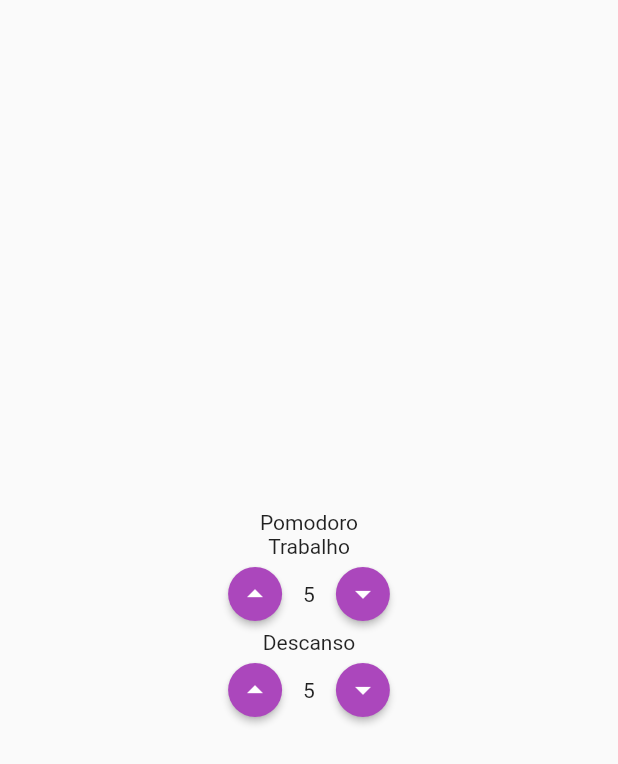
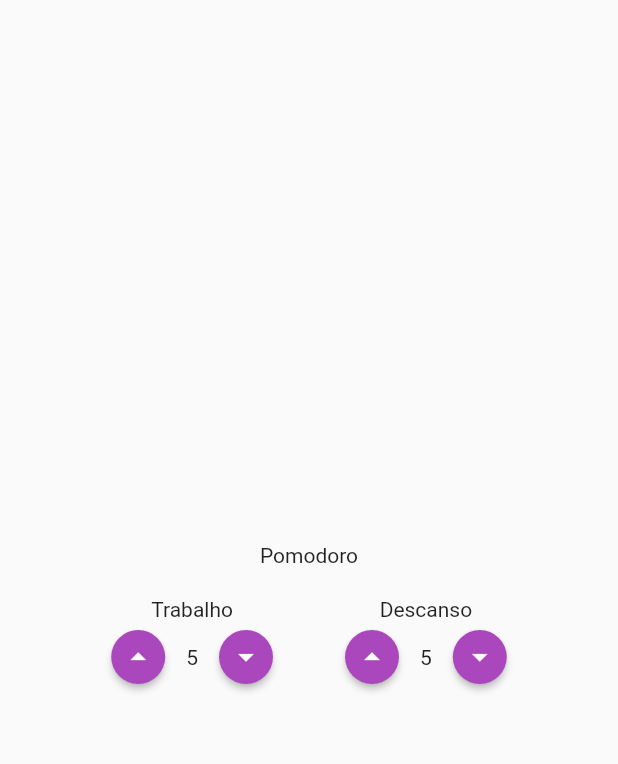
Before and after one commit to lemtd/mobx_project, a Flutter app: the screen it shows after launch, on a phone screen of 412 x 824 dp. Shown: the top 764 px of the screen. Run offline on Flutter 3.47's test engine with Material 2 defaults, Android fonts, the phone set to English and light mode, and no system bars; our stand-ins replace flutter_mobx, flutter_modular, mobx; generated files the repository leaves out were written again.

Commit message:
First 'Input Time' component position adjustingment

```diff
--- a/lib/app/modules/pages/pomodoro.dart
+++ b/lib/app/modules/pages/pomodoro.dart
@@ -12,8 +12,19 @@
         crossAxisAlignment: CrossAxisAlignment.center,
         children: [
           Text('Pomodoro'),
-          InputTime(initial_time: 5, alert: 'Trabalho'),
-          InputTime(initial_time: 5, alert: 'Descanso'),
+          SizedBox(
+            height: 20,
+          ),
+          Row(
+            mainAxisAlignment: MainAxisAlignment.center,
+            children: [
+              InputTime(initial_time: 5, alert: 'Trabalho'),
+              SizedBox(
+                width: 20,
+              ),
+              InputTime(initial_time: 5, alert: 'Descanso'),
+            ],
+          ),
         ],
       ),
     );
```
